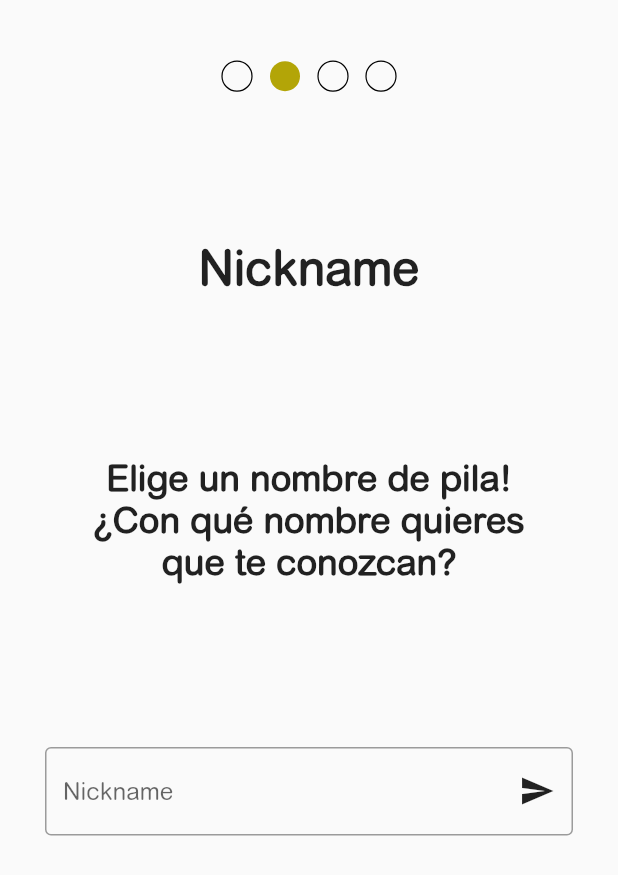
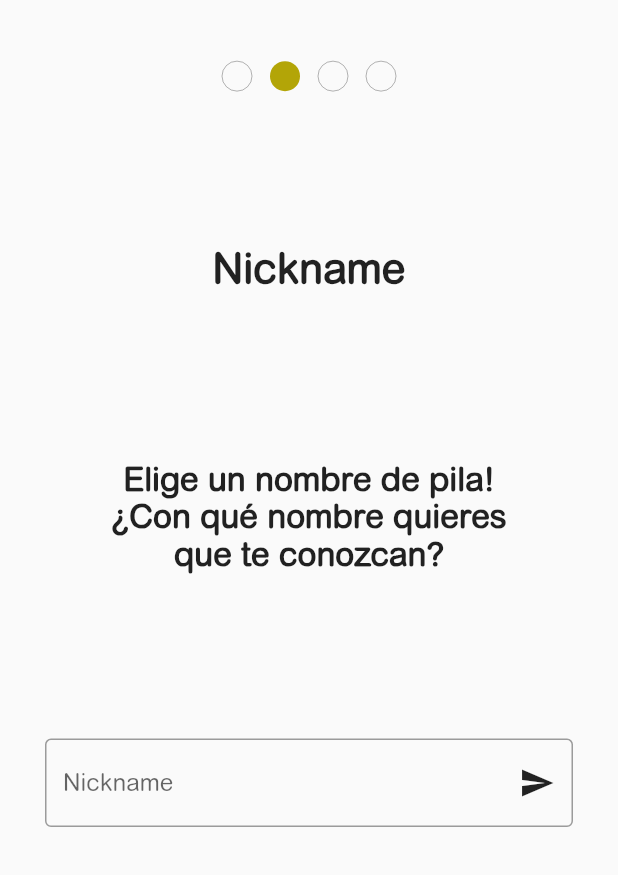
Before and after one commit to just-talk-team/app, a Flutter app: the Register screen opened by its route, after a tap on "Femenino", on a phone screen of 412 x 824 dp. Shown: the top 875 px of the screen. Run offline on Flutter 3.47's test engine with Material 2 defaults, Android fonts, the phone set to English and light mode, and no system bars; drawn by our look-alikes of auto_size_text, smooth_page_indicator; our stand-ins replace cloud_firestore, email_validator, equatable, firebase_auth, firebase_core, firebase_storage and 4 more; missing offline and left inert: enum_to_string, flutter_login_facebook, pedantic; accounts and stored records are empty.

Commit message:
fixed ui

```diff
--- a/lib/app.dart
+++ b/lib/app.dart
@@ -63,7 +63,7 @@ class _AppViewState extends State<AppView> {
                 case AuthenticationStatus.authenticated:
                   bool result = await register(state.user.id);
                   if (result) {
-                    _navigator.pushReplacementNamed('/register');
+                    _navigator.pushReplacementNamed('/home');
                     break;
                   }
                   _navigator.pushReplacementNamed('/register');
--- a/lib/layouts/avatar_page.dart
+++ b/lib/layouts/avatar_page.dart
@@ -40,7 +40,7 @@ class _AvatarPage extends State<AvatarPage> {
               child: Text(
                 'Avatar',
                 style:
-                    TextStyle(fontSize: 32, fontWeight: FontWeight.bold),
+                    TextStyle(fontSize: 28, fontWeight: FontWeight.bold),
               )),
         ),
         Column(
@@ -49,7 +49,7 @@ class _AvatarPage extends State<AvatarPage> {
               "No elijas una foto tuya!",
               textAlign: TextAlign.center,
               style: TextStyle(
-                fontSize: 24,
+                fontSize: 22,
                 fontWeight: FontWeight.bold,
               ),
               maxLines: 1,
@@ -58,7 +58,7 @@ class _AvatarPage extends State<AvatarPage> {
               "Elige algo que te",
               textAlign: TextAlign.center,
               style: TextStyle(
-                fontSize: 24,
+                fontSize: 22,
                 fontWeight: FontWeight.bold,
               ),
               maxLines: 1,
@@ -67,7 +67,7 @@ class _AvatarPage extends State<AvatarPage> {
               "represente",
               textAlign: TextAlign.center,
               style: TextStyle(
-                fontSize: 24,
+                fontSize: 22,
                 fontWeight: FontWeight.bold,
               ),
               maxLines: 1,
@@ -76,7 +76,7 @@ class _AvatarPage extends State<AvatarPage> {
               "a ti",
               textAlign: TextAlign.center,
               style: TextStyle(
-                fontSize: 24,
+                fontSize: 22,
                 fontWeight: FontWeight.bold,
               ),
               maxLines: 1,
--- a/lib/layouts/info_page.dart
+++ b/lib/layouts/info_page.dart
@@ -84,7 +84,7 @@ class _InfoPage extends State<InfoPage> {
         Container(
             child: Text(
               'Mis Datos',
-              style: TextStyle(fontSize: 32, fontWeight: FontWeight.bold),
+              style: TextStyle(fontSize: 28, fontWeight: FontWeight.bold),
             ),
           ),
         Padding(
@@ -93,7 +93,7 @@ class _InfoPage extends State<InfoPage> {
               "Bríndanos tus datos para conversar al instante con otras personas que quieren escucharte!",
               textAlign: TextAlign.center,
               style: TextStyle(
-                fontSize: 24,
+                fontSize: 22,
                 fontWeight: FontWeight.bold,
               ),
               maxLines: 5,
@@ -126,6 +126,7 @@ class _InfoPage extends State<InfoPage> {
                   'Sexo',
                   style: TextStyle(
                     fontSize: 20,
+                    color: Colors.black.withOpacity(0.5)
                   ),
                 ),
               ),
--- a/lib/layouts/nickname_page.dart
+++ b/lib/layouts/nickname_page.dart
@@ -49,7 +49,7 @@ class _NicknamePage extends State<NicknamePage> {
                 child: Text(
                   'Nickname',
                   style:
-                      TextStyle(fontSize: 32, fontWeight: FontWeight.bold),
+                      TextStyle(fontSize: 28, fontWeight: FontWeight.bold),
                 )),
           ),
           Padding(
@@ -60,7 +60,7 @@ class _NicknamePage extends State<NicknamePage> {
                     "Elige un nombre de pila!",
                     textAlign: TextAlign.center,
                     style: TextStyle(
-                      fontSize: 24,
+                      fontSize: 22,
                       fontWeight: FontWeight.bold,
                     ),
                     maxLines: 1,
@@ -69,7 +69,7 @@ class _NicknamePage extends State<NicknamePage> {
                     "¿Con qué nombre quieres",
                     textAlign: TextAlign.center,
                     style: TextStyle(
-                      fontSize: 24,
+                      fontSize: 22,
                       fontWeight: FontWeight.bold,
                     ),
                     maxLines: 1,
@@ -78,7 +78,7 @@ class _NicknamePage extends State<NicknamePage> {
                     "que te conozcan?",
                     textAlign: TextAlign.center,
                     style: TextStyle(
-                      fontSize: 24,
+                      fontSize: 22,
                       fontWeight: FontWeight.bold,
                     ),
                     maxLines: 1,
--- a/lib/layouts/register.dart
+++ b/lib/layouts/register.dart
@@ -1,7 +1,7 @@
 import 'dart:io';
 import 'package:cloud_firestore/cloud_firestore.dart';
-import 'package:flutter/cupertino.dart';
 import 'package:flutter/material.dart';
+
 import 'package:just_talk/layouts/avatar_page.dart';
 import 'package:just_talk/layouts/info_page.dart';
 import 'package:just_talk/layouts/nickname_page.dart';
@@ -85,7 +85,7 @@ class _Register extends State<Register> {
                         spacing: 12.0,
                         dotWidth: 20.0,
                         dotHeight: 20.0,
-                        strokeWidth: 0.8,
+                        strokeWidth: 0.2,
                         paintStyle: PaintingStyle.stroke,
                         dotColor: Colors.black,
                         activeDotColor: const Color(0xffb3a507)),
--- a/lib/layouts/segment_page.dart
+++ b/lib/layouts/segment_page.dart
@@ -23,6 +23,7 @@ class SegmentPage extends StatefulWidget {
 
 class _SegmentPage extends State<SegmentPage> {
   TextEditingController etUsername = TextEditingController();
+  bool finished;
 
   bool validateUser(UserInput userInput) {
     for (Tuple2<String, String> segments in userInput.segments) {
@@ -37,9 +38,15 @@ class _SegmentPage extends State<SegmentPage> {
   }
 
   @override
+  void initState() {
+    super.initState();
+    finished = false;
+  }
+
+  @override
   Widget build(BuildContext context) {
     return Padding(
-      padding: const EdgeInsets.fromLTRB(0,80,0,0),
+      padding: const EdgeInsets.fromLTRB(0, 80, 0, 0),
       child: Column(
         mainAxisAlignment: MainAxisAlignment.spaceEvenly,
         children: <Widget>[
@@ -49,7 +56,7 @@ class _SegmentPage extends State<SegmentPage> {
                 fit: BoxFit.contain,
                 child: Text(
                   'Segmento',
-                  style: TextStyle(fontSize: 32, fontWeight: FontWeight.bold),
+                  style: TextStyle(fontSize: 28, fontWeight: FontWeight.bold),
                 )),
           ),
           Column(
@@ -58,7 +65,7 @@ class _SegmentPage extends State<SegmentPage> {
                 "Descubre personas",
                 textAlign: TextAlign.center,
                 style: TextStyle(
-                  fontSize: 24,
+                  fontSize: 22,
                   fontWeight: FontWeight.bold,
                 ),
                 maxLines: 1,
@@ -67,7 +74,7 @@ class _SegmentPage extends State<SegmentPage> {
                 "interesantes que forman",
                 textAlign: TextAlign.center,
                 style: TextStyle(
-                  fontSize: 24,
+                  fontSize: 22,
                   fontWeight: FontWeight.bold,
                 ),
                 maxLines: 1,
@@ -76,7 +83,7 @@ class _SegmentPage extends State<SegmentPage> {
                 "parte de tu organización!",
                 textAlign: TextAlign.center,
                 style: TextStyle(
-                  fontSize: 24,
+                  fontSize: 22,
                   fontWeight: FontWeight.bold,
                 ),
                 maxLines: 1,
@@ -124,7 +131,7 @@ class _SegmentPage extends State<SegmentPage> {
                 ),
               ),
               Padding(
-                padding: EdgeInsets.fromLTRB(30, 0, 30, 0),
+                padding: EdgeInsets.symmetric(horizontal: 30, vertical: 10),
                 child: Container(
                     height: MediaQuery.of(context).size.width / 3,
                     width: MediaQuery.of(context).size.width,
@@ -136,7 +143,13 @@ class _SegmentPage extends State<SegmentPage> {
                         children: List<Widget>.generate(
                             widget.userI.segments.length, (int index) {
                           return Chip(
+                            shape: StadiumBorder(
+                                side: BorderSide(
+                                    width: 0.5,
+                                    color: Colors.black.withOpacity(0.5))),
+                            backgroundColor: Colors.transparent,
                             label: Text(widget.userI.segments[index].item1),
+                            deleteIconColor: Color(0xFFB31048),
                             onDeleted: () {
                               setState(() {
                                 widget.userI.segments.removeAt(index);
@@ -155,7 +168,9 @@ class _SegmentPage extends State<SegmentPage> {
                 0, MediaQuery.of(context).size.width / 25, 0),
             child: Align(
               alignment: Alignment.bottomCenter,
-              child: RaisedButton.icon(
+              child: StatefulBuilder(builder: (context, setState) {
+                return !finished
+                    ? RaisedButton.icon(
                         key: Key('Finalizar'),
                         shape: RoundedRectangleBorder(
                           borderRadius: BorderRadius.circular(30.0),
@@ -175,19 +190,25 @@ class _SegmentPage extends State<SegmentPage> {
                             Navigator.of(context).pushReplacementNamed('/home');
                           }
                         },
-                icon: Icon(Icons.sentiment_very_satisfied_rounded, size: 35),
+                        icon: Icon(Icons.sentiment_very_satisfied_rounded,
+                            size: 35),
                         label: Text(
                           "Finalizar",
                           style: TextStyle(fontSize: 20),
                         ),
-              ),
+                      )
+                    : CircularProgressIndicator();
+              }),
             ),
           ),
           Padding(
-              padding: EdgeInsets.fromLTRB(MediaQuery.of(context).size.width / 25,
-                  0, MediaQuery.of(context).size.width / 25, 0),
+              padding: EdgeInsets.fromLTRB(
+                  MediaQuery.of(context).size.width / 25,
+                  0,
+                  MediaQuery.of(context).size.width / 25,
+                  0),
               child: AutoSizeText(
-                '* Una vez agregado un correo, deberás validar el mismo ingresando al enlace que te enviamos',
+                '* Una vez agregado un correo, deberás validar el mismo ingresando al enlace que te enviaremos',
                 textAlign: TextAlign.center,
                 style: TextStyle(color: Color(0xff8a8a8a)),
               ))
--- a/lib/layouts/topics_talk.dart
+++ b/lib/layouts/topics_talk.dart
@@ -85,6 +85,7 @@ class _TopicsTalk extends State<TopicsTalk> {
       body: Padding(
         padding: const EdgeInsets.symmetric(horizontal: 10),
         child: Column(
+          crossAxisAlignment: CrossAxisAlignment.start,
           children: [
             Expanded(
               flex: 6,
```
Also changed, not shown: lib/layouts/topics_hear.dart (+11 -1 lines). Lines whose indentation alone changed are shown as unchanged.
